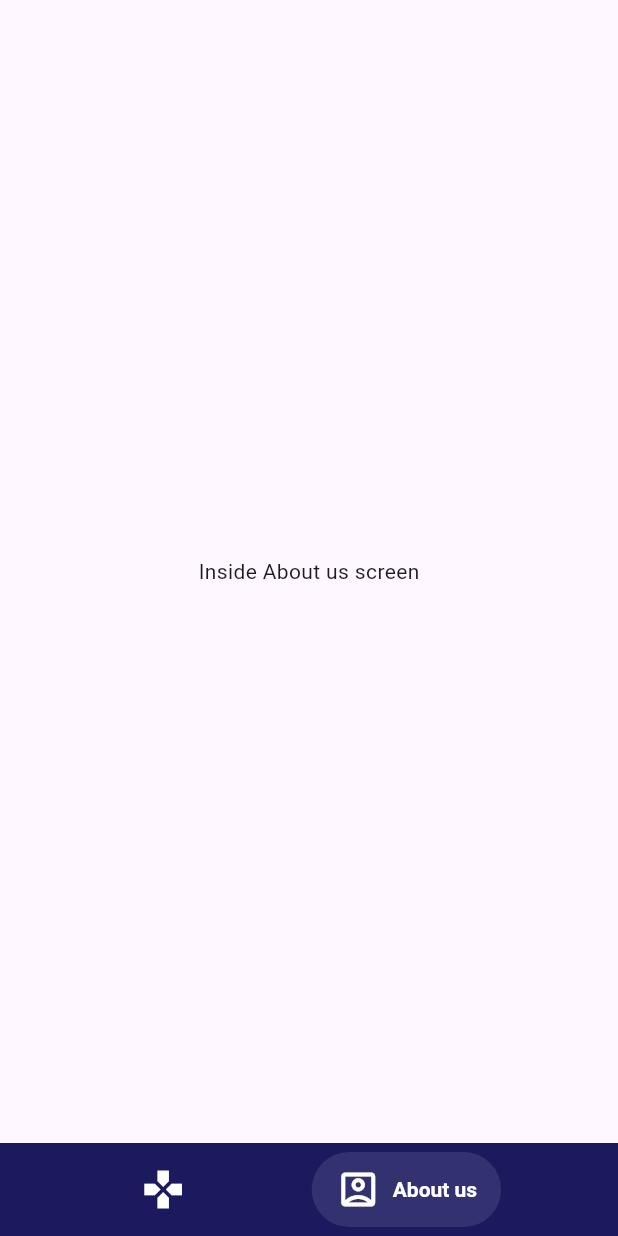
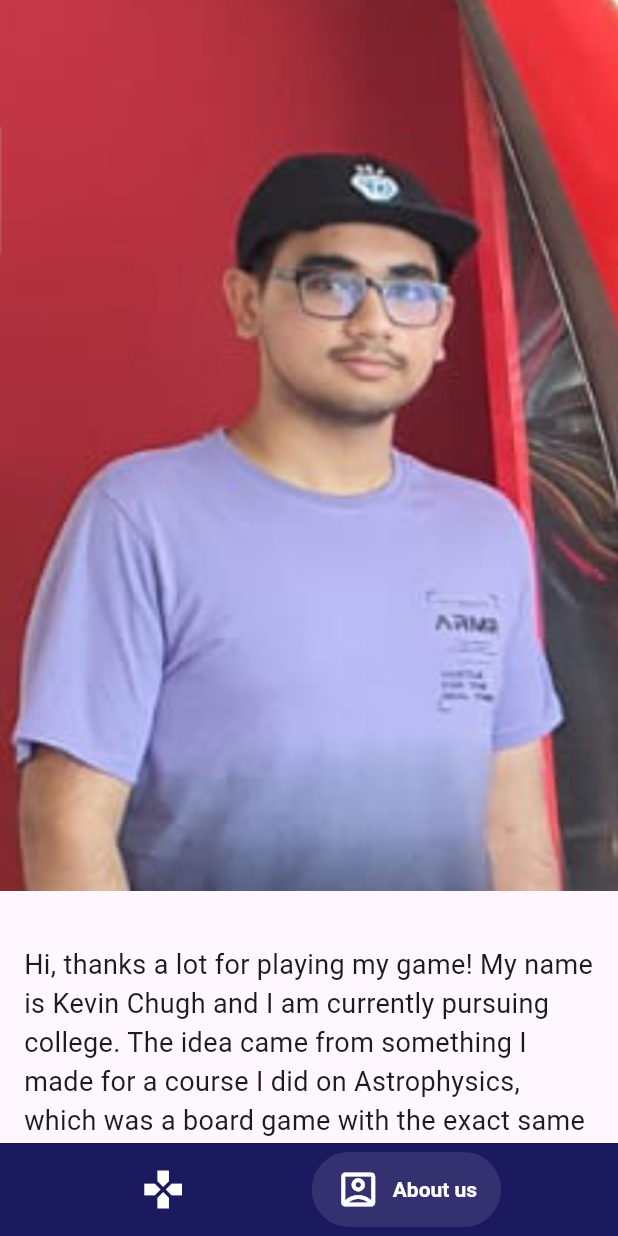
Before and after one commit to soumen88/kelvinapp, a Flutter app: the AboutUsScreen screen opened by its route, on a phone screen of 412 x 824 dp. Run offline on Flutter 3.47's test engine with Material 2 defaults, Android fonts, the phone set to English and light mode, and no system bars; drawn by our look-alikes of salomon_bottom_bar; our stand-ins replace auto_route, flutter_bloc, freezed_annotation, get_it, injectable, lottie and 1 more; missing offline and left inert: flame; statements that could not run were skipped.

Commit message:
About us updated

```diff
--- a/lib/data/get_player_movements.dart
+++ b/lib/data/get_player_movements.dart
@@ -103,19 +103,19 @@ class GetPlayerMovements{
     var starType1PositionModel3 = InfoPositionModel(
         currentStar: StarTypeEnum.BLUE_STAR,
         infoIconPosition: Vector2(550, 130),
-        positionDescription: "Stage 3: the star fuses Helium and makes heavier elements."
+        positionDescription: "Stage 3: fuses Helium and makes heavier elements up to Iron"
     );
 
     var starType1PositionModel4 = InfoPositionModel(
         currentStar: StarTypeEnum.BLUE_STAR,
         infoIconPosition: Vector2(130, 190),
-        positionDescription: "Stage 4: the star sheds most of its mass forming a cloud called ‘planetary nebula’"
+        positionDescription: "Stage 4: fusing iron requires a lot of input power so positively-charged nuclei overcome the force of gravity while crushing iron atoms, leading to an explosion called ‘supernova’"
     );
 
     var starType1PositionModel5 = InfoPositionModel(
         currentStar: StarTypeEnum.BLUE_STAR,
         infoIconPosition: Vector2(130, 310),
-        positionDescription: "Stage 5: the star becomes a white dwarf"
+        positionDescription: "Stage 5: the star becomes either a neutron star or a black hole due to higher mass."
     );
     infoSpritePositions1.add(starType1PositionModel1);
     infoSpritePositions1.add(starType1PositionModel2);
@@ -174,25 +174,25 @@ class GetPlayerMovements{
     var starType3PositionModel2 = InfoPositionModel(
         currentStar: StarTypeEnum.YELLOW_STAR,
         infoIconPosition: Vector2(730, 430),
-        positionDescription: "Stage 2: the outer layers start to expand outward becoming a red supergiant"
+        positionDescription: "Stage 2: the outer layers start to expand outward becoming a red giant"
     );
 
     var starType3PositionModel3 = InfoPositionModel(
         currentStar: StarTypeEnum.YELLOW_STAR,
         infoIconPosition: Vector2(670, 10),
-        positionDescription: "Stage 3: fuses Helium and makes heavier elements up to Iron"
+        positionDescription: "Stage 3: the star fuses Helium and makes heavier elements"
     );
 
     var starType3PositionModel4 = InfoPositionModel(
         currentStar: StarTypeEnum.YELLOW_STAR,
         infoIconPosition: Vector2(10, 70),
-        positionDescription: "Stage 4: fusing iron requires a lot of input power so positively-charged nuclei overcome the force of gravity while crushing iron atoms, leading to an explosion called ‘supernova’"
+        positionDescription: "Stage 4: the star sheds most of its mass forming a cloud called ‘planetary nebula’"
     );
 
     var starType3PositionModel5 = InfoPositionModel(
         currentStar: StarTypeEnum.YELLOW_STAR,
         infoIconPosition: Vector2(10, 430),
-        positionDescription: "Stage 5: the star becomes either a neutron star or a black hole due to higher mass"
+        positionDescription: "Stage 5: the star becomes a white dwarf"
     );
 
     infoSpritePositions3.add(starType3PositionModel1);
--- a/lib/presentation/widgets/gamefiles/information_sprite.dart
+++ b/lib/presentation/widgets/gamefiles/information_sprite.dart
@@ -33,7 +33,7 @@ class InformationSprite extends SpriteComponent with HasGameRef<BoardWorld>, Col
         textureSize: Vector2.all(48),
       ),
     );*/
-    size = Vector2(40, 40);
+    size = Vector2(26, 26);
     ///Initial position of the information icon
     position = informationSpritePosition;
     final defaultPaint = Paint()
--- a/lib/presentation/widgets/independent/about_us_screen.dart
+++ b/lib/presentation/widgets/independent/about_us_screen.dart
@@ -7,7 +7,28 @@ class AboutUsScreen extends StatelessWidget{
   Widget build(BuildContext context) {
     return Scaffold(
       body: Center(
-        child: Text("Inside About us screen"),
+        child: SingleChildScrollView(
+          child: Column(
+            children: [
+              Image.asset(
+                "assets/images/about_us_image.jpg",
+                fit: BoxFit.cover,
+              ),
+              const SizedBox(
+                height: 20,
+              ),
+              const Padding(
+                  padding: EdgeInsets.all(16),
+                child: Text(
+                  "Hi, thanks a lot for playing my game! My name is Kevin Chugh and I am currently pursuing college. The idea came from something I made for a course I did on Astrophysics, which was a board game with the exact same concept. I then thought of stepping it up further and uploading it to the digital world to increase its accessibility, while spreading knowledge.",
+                  style: TextStyle(
+                      fontSize: 18
+                  ),
+                ),
+              )
+            ],
+          ),
+        ),
       ),
     );
   }
```
Also changed, not shown: lib/presentation/widgets/gamefiles/board_world.dart (+0 -14 lines), assets/images/about_us_image.jpg (added).
